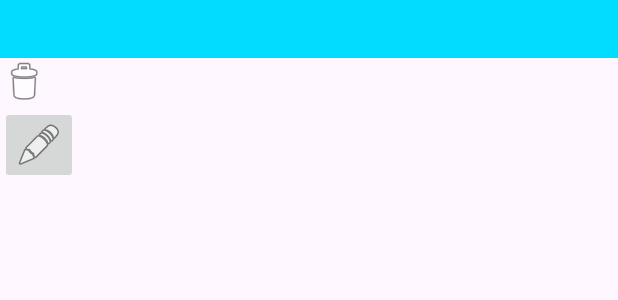
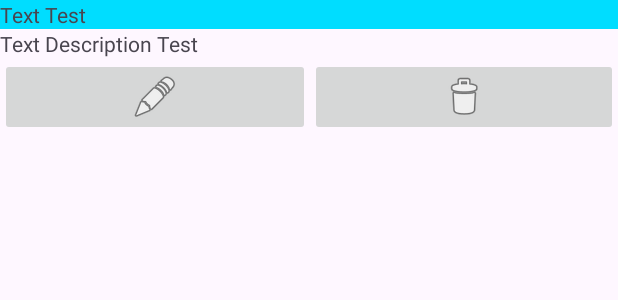
Before and after one commit to GZL999/androidProject2023, an Android app built with Jetpack Compose: the layout item_task.xml on its own in the app's theme, with its tools: preview values and no code run, on a phone screen of 412 x 824 dp. Shown: the top 300 px of the screen. Run offline under Robolectric (Android 15) with nearby library versions, the phone set to English and light mode, and no system bars; network calls fail.

Commit message:
Correction bugs, adaptation code

```diff
--- /dev/null
+++ b/app/src/main/res/drawable/baseline_assignment_24.xml
@@ -0,0 +1,5 @@
+<vector android:autoMirrored="true" android:height="24dp"
+    android:tint="#000000" android:viewportHeight="24"
+    android:viewportWidth="24" android:width="24dp" xmlns:android="http://schemas.android.com/apk/res/android">
+    <path android:fillColor="@android:color/white" android:pathData="M19,3h-4.18C14.4,1.84 13.3,1 12,1c-1.3,0 -2.4,0.84 -2.82,2L5,3c-1.1,0 -2,0.9 -2,2v14c0,1.1 0.9,2 2,2h14c1.1,0 2,-0.9 2,-2L21,5c0,-1.1 -0.9,-2 -2,-2zM12,3c0.55,0 1,0.45 1,1s-0.45,1 -1,1 -1,-0.45 -1,-1 0.45,-1 1,-1zM14,17L7,17v-2h7v2zM17,13L7,13v-2h10v2zM17,9L7,9L7,7h10v2z"/>
+</vector>
--- a/app/src/main/res/layout/item_task.xml
+++ b/app/src/main/res/layout/item_task.xml
@@ -1,36 +1,45 @@
 <?xml version="1.0" encoding="utf-8"?>
-<LinearLayout
-    xmlns:android="http://schemas.android.com/apk/res/android"
-    android:orientation="vertical"
+
+<LinearLayout xmlns:android="http://schemas.android.com/apk/res/android"
+    xmlns:tools="http://schemas.android.com/tools"
     android:layout_width="match_parent"
-    android:layout_height="wrap_content">
+    android:layout_height="wrap_content"
+    android:orientation="vertical">
 
     <TextView
         android:id="@+id/task_title"
+        android:layout_width="match_parent"
+        android:layout_height="wrap_content"
         android:background="@android:color/holo_blue_bright"
-        android:layout_width="match_parent"
-        android:layout_height="wrap_content" />
+        tools:text="Text Test" />
 
     <TextView
-        android:id="@+id/task_description"
+        android:id="@+id/textDescriptor"
         android:layout_width="match_parent"
-        android:layout_height="wrap_content"
-        android:background="@android:color/holo_blue_bright" />
+        android:layout_height="match_parent"
+        tools:text="Text Description Test" />
 
-    <ImageButton
-        android:id="@+id/deleteButton"
-        android:layout_width="wrap_content"
-        android:layout_height="wrap_content"
-        android:layout_gravity="center_vertical"
-        android:background="?attr/selectableItemBackgroundBorderless"
-        android:src="@android:drawable/ic_menu_delete" />
+    <LinearLayout
+        android:layout_width="match_parent"
+        android:layout_height="match_parent"
+        android:orientation="horizontal">
 
-    <ImageButton
-        android:id="@+id/editButton"
-        android:layout_width="wrap_content"
-        android:layout_height="wrap_content"
-        android:src="@android:drawable/ic_menu_edit"
-        android:contentDescription="@string/edit_task"
-        android:padding="10dp"/>
+        <ImageButton
+            android:id="@+id/imageButtonEdit"
+            android:layout_width="205dp"
+            android:layout_height="wrap_content"
+            android:layout_weight="1"
+            android:src="@android:drawable/ic_menu_edit"
+            tools:src="@android:drawable/ic_menu_edit"
+            android:contentDescription="TODO" />
+
+        <ImageButton
+            android:id="@+id/imageButton"
+            android:layout_width="205dp"
+            android:layout_height="wrap_content"
+            android:src="@android:drawable/ic_menu_delete"
+            android:contentDescription="TODO" />
+    </LinearLayout>
+
 
 </LinearLayout>
--- a/app/src/main/res/values/strings.xml
+++ b/app/src/main/res/values/strings.xml
@@ -5,4 +5,5 @@
     <string name="title_activity_detail">DetailActivity</string>
     <string name="open_detail_activity">Open Detail Activity</string>
     <string name="edit_task" />
+    <string name="textview">Placeholder\n</string>
 </resources>
```
Also changed, not shown: app/src/main/java/com/gzl/todo/list/TaskListAdapter.kt (+18 -49 lines), app/src/main/java/com/gzl/todo/list/TaskListFragment.kt (+43 -97 lines), app/src/main/java/com/gzl/todo/list/TaskListListener.kt (added, +9 -0 lines), app/src/main/res/layout/activity_main.xml (+0 -10 lines), app/src/main/res/layout/fragment_task_list.xml (+31 -26 lines).
